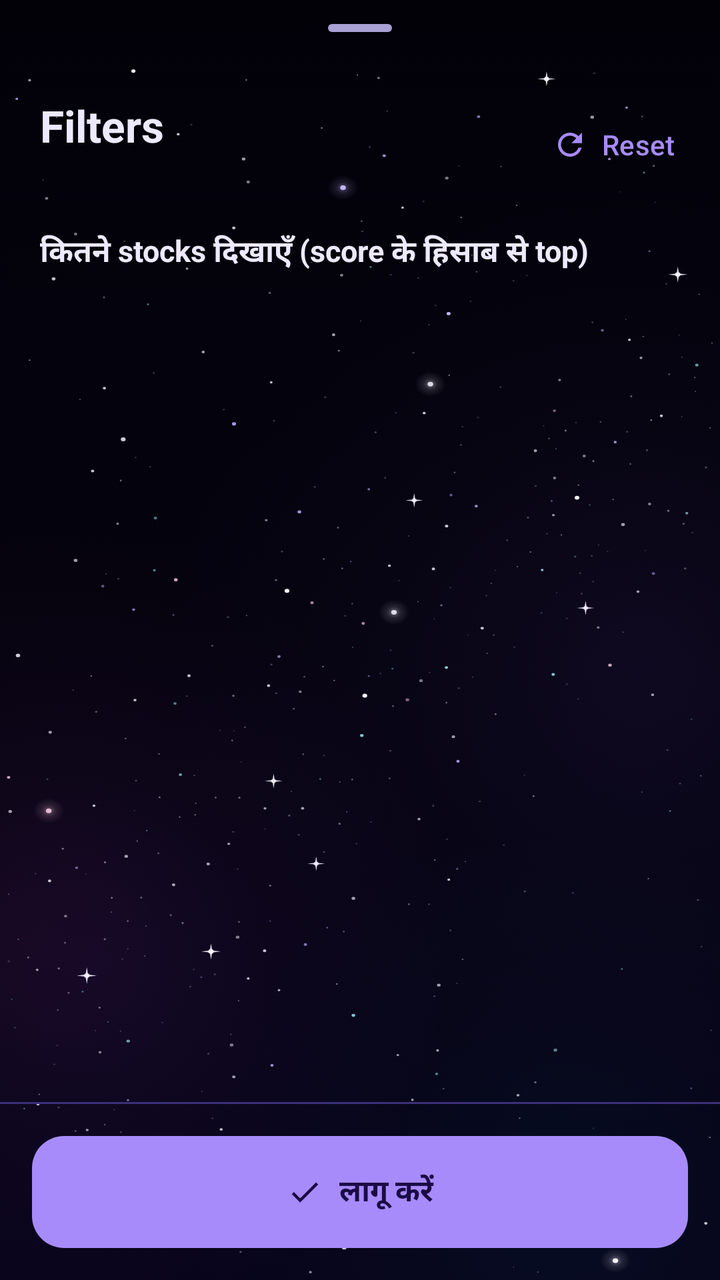
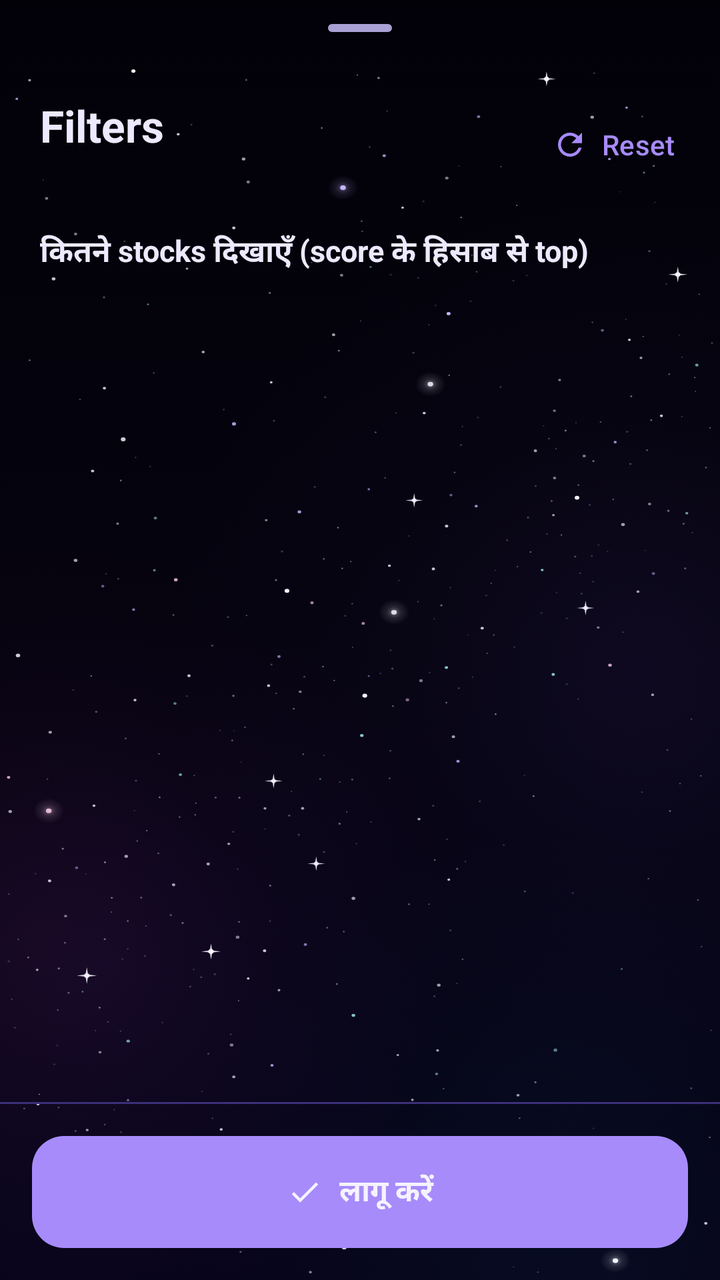

The first picture is an Android layout as it rendered before a commit; the second is the same layout after the commit. The layout source and the unified diff follow.
<!-- AndroidManifest.xml: application theme Theme.ShareScan -->
<!-- res/layout/sheet_filters.xml -->
<?xml version="1.0" encoding="utf-8"?>
<LinearLayout xmlns:android="http://schemas.android.com/apk/res/android"
    xmlns:app="http://schemas.android.com/apk/res-auto"
    android:layout_width="match_parent"
    android:layout_height="match_parent"
    android:orientation="vertical">

    <com.google.android.material.bottomsheet.BottomSheetDragHandleView
        android:layout_width="match_parent"
        android:layout_height="wrap_content" />

    <LinearLayout
        android:layout_width="match_parent"
        android:layout_height="wrap_content"
        android:gravity="center_vertical"
        android:orientation="horizontal"
        android:paddingStart="20dp"
        android:paddingEnd="8dp">

        <LinearLayout
            android:layout_width="0dp"
            android:layout_height="wrap_content"
            android:layout_weight="1"
            android:orientation="vertical">

            <TextView
                android:layout_width="wrap_content"
                android:layout_height="wrap_content"
                android:text="@string/filters"
                android:textColor="@color/text_primary"
                android:textSize="22sp"
                android:textStyle="bold" />

            <TextView
                android:id="@+id/filterSummary"
                android:layout_width="wrap_content"
                android:layout_height="wrap_content"
                android:layout_marginTop="2dp"
                android:fontFeatureSettings="tnum"
                android:textColor="@color/text_secondary"
                android:textSize="13sp" />
        </LinearLayout>

        <com.google.android.material.button.MaterialButton
            android:id="@+id/filterReset"
            style="@style/Widget.ShareScan.TextButton"
            android:layout_width="wrap_content"
            android:layout_height="wrap_content"
            android:text="@string/filters_reset"
            app:icon="@drawable/ic_refresh" />
    </LinearLayout>

    <androidx.core.widget.NestedScrollView
        android:layout_width="match_parent"
        android:layout_height="0dp"
        android:layout_weight="1">

        <LinearLayout
            android:layout_width="match_parent"
            android:layout_height="wrap_content"
            android:orientation="vertical"
            android:paddingBottom="20dp">

            <LinearLayout
                android:id="@+id/filterMetrics"
                android:layout_width="match_parent"
                android:layout_height="wrap_content"
                android:orientation="vertical" />

            <TextView
                android:layout_width="wrap_content"
                android:layout_height="wrap_content"
                android:layout_marginTop="18dp"
                android:paddingHorizontal="20dp"
                android:text="@string/filters_limit"
                android:textColor="@color/text_primary"
                android:textSize="15sp"
                android:textStyle="bold" />

            <HorizontalScrollView
                android:layout_width="match_parent"
                android:layout_height="wrap_content"
                android:layout_marginTop="6dp"
                android:clipToPadding="false"
                android:paddingHorizontal="16dp"
                android:scrollbars="none">

                <com.google.android.material.chip.ChipGroup
                    android:id="@+id/limitChips"
                    android:layout_width="wrap_content"
                    android:layout_height="wrap_content"
                    app:selectionRequired="true"
                    app:singleLine="true"
                    app:singleSelection="true" />
            </HorizontalScrollView>
        </LinearLayout>
    </androidx.core.widget.NestedScrollView>

    <View
        android:layout_width="match_parent"
        android:layout_height="1dp"
        android:background="?attr/colorOutline" />

    <com.google.android.material.button.MaterialButton
        android:id="@+id/filterApply"
        android:stateListAnimator="@animator/press_scale_soft"
        android:layout_width="match_parent"
        android:layout_height="56dp"
        android:layout_margin="16dp"
        android:insetTop="0dp"
        android:insetBottom="0dp"
        android:text="@string/filters_apply"
        android:textAllCaps="false"
        android:textSize="15sp"
        android:textStyle="bold"
        app:cornerRadius="16dp"
        app:icon="@drawable/ic_check"
        app:iconGravity="textStart" />
</LinearLayout>
<!-- resources referenced by this layout -->
<resources>
  <string name="filters">Filters</string>
  <string name="filters_apply">लागू करें</string>
  <string name="filters_limit">कितने stocks दिखाएँ (score के हिसाब से top)</string>
  <string name="filters_reset">Reset</string>
  <style name="Widget.ShareScan.TextButton" parent="Widget.Material3.Button.TextButton">
          <item name="android:stateListAnimator">@animator/press_scale</item>
      </style>
  <style name="Base.Theme.ShareScan" parent="Theme.Material3.Dark.NoActionBar">
          <item name="glassCardTint">?attr/scanCard</item>
          <item name="glassCardAlpha">1.0</item>
          <item name="glassCardRimTint">?attr/scanCardStroke</item>
          <item name="glassCardRimAlpha">1.0</item>
          <item name="glassSheetTint">?attr/scanSheet</item>
          <item name="glassSheetAlpha">1.0</item>
          <item name="glassHeroAlpha">1.0</item>
          <item name="glassHeroBase">@android:color/transparent</item>
          <item name="glassHeroWash">@android:color/transparent</item>
          <item name="glassHeroSheen">@android:color/transparent</item>
          <item name="glassHeroRim">@android:color/transparent</item>
          <item name="glassChipSurface">#59000000</item>
          <item name="glassChipSurfaceOn">#4D000000</item>
          <item name="glassChipTintAlpha">0.20</item>
          <item name="glassChipTintAlphaOn">0.48</item>
          <item name="glassChipRimTint">@android:color/white</item>
          <item name="glassChipRimAlpha">0.18</item>
          <item name="glassShineRim">#8CFFFFFF</item>
          <item name="glassShineRimOn">#99FFFFFF</item>
          <item name="glassShineSpecular">#57FFFFFF</item>
          <item name="glassShineSpecularOn">#6BFFFFFF</item>
          <item name="glassShineGlint">#29FFFFFF</item>
          <item name="glassSwitchBase">@android:color/transparent</item>
          <item name="glassSwitchWash">@android:color/transparent</item>
          <item name="glassIrisTop">@android:color/transparent</item>
          <item name="glassIrisBottom">@android:color/transparent</item>
      </style>
  <color name="galaxy_accent">#A78BFA</color>
  <color name="galaxy_on_accent">#1B0B45</color>
  <color name="galaxy_accent_container">#3B2381</color>
  <color name="galaxy_on_accent_container">#EDE9FE</color>
  <color name="galaxy_primary_inverse">#5B3FD0</color>
  <color name="galaxy_cyan">#22D3EE</color>
  <color name="galaxy_magenta">#F472B6</color>
  <color name="galaxy_bg">#020108</color>
  <color name="galaxy_surface_high">#1D1347</color>
  <color name="galaxy_surface_lowest">#010005</color>
  <color name="galaxy_surface_low">#0E0829</color>
  <color name="galaxy_surface">#150D3A</color>
  <color name="galaxy_surface_highest">#271A58</color>
  <color name="galaxy_text">#EDE9FE</color>
  <color name="galaxy_text_soft">#A9A1D4</color>
  <color name="galaxy_outline">#3B2F7A</color>
  <color name="bear">#FB7185</color>
  <color name="galaxy_card">#B3170E3F</color>
  <color name="galaxy_card_stroke">#8CA78BFA</color>
  <color name="galaxy_sheet">#E0120A33</color>
  <color name="galaxy_track">#2A1E5E</color>
  <style name="Widget.ShareScan.Button" parent="Widget.Material3.Button">
          <item name="android:stateListAnimator">@animator/press_scale</item>
      </style>
  <style name="Widget.ShareScan.ImageButton" parent="Widget.AppCompat.ImageButton">
          <item name="android:stateListAnimator">@animator/press_scale</item>
      </style>
  <style name="Widget.ShareScan.BottomSheet" parent="Widget.Material3.BottomSheet.Modal">
          <item name="backgroundTint">@color/glass_sheet</item>
      </style>
  <color name="hero_glass_mid">#666A22B5</color>
  <color name="hero_glass_end">#5908718F</color>
  <color name="hero_glass_start">#5922104E</color>
  <style name="Widget.ShareScan.DialogButton" parent="Widget.Material3.Button.TextButton.Dialog">
          <item name="android:stateListAnimator">@animator/press_scale</item>
      </style>
  <color name="glass_sheen">#2EFFFFFF</color>
  <color name="glass_rim">#59FFFFFF</color>
  <!-- unchanged entries left out for length: 24 -->
</resources>

<!-- the commit's change to res/layout/sheet_filters.xml (unified diff, before → after) -->
@@ -101,6 +101,7 @@
         android:layout_height="1dp"
         android:background="?attr/colorOutline" />
 
+    
     <com.google.android.material.button.MaterialButton
         android:id="@+id/filterApply"
         android:stateListAnimator="@animator/press_scale_soft"
@@ -111,9 +112,11 @@
         android:insetBottom="0dp"
         android:text="@string/filters_apply"
         android:textAllCaps="false"
+        android:textColor="@color/hero_button_text"
         android:textSize="15sp"
         android:textStyle="bold"
         app:cornerRadius="16dp"
         app:icon="@drawable/ic_check"
-        app:iconGravity="textStart" />
+        app:iconGravity="textStart"
+        app:iconTint="@color/hero_button_text" />
 </LinearLayout>
<!-- resource entries referenced after the edit -->
@@ -14,11 +14,6 @@
           <item name="glassCardRimAlpha">1.0</item>
           <item name="glassSheetTint">?attr/scanSheet</item>
           <item name="glassSheetAlpha">1.0</item>
-          <item name="glassHeroAlpha">1.0</item>
-          <item name="glassHeroBase">@android:color/transparent</item>
-          <item name="glassHeroWash">@android:color/transparent</item>
-          <item name="glassHeroSheen">@android:color/transparent</item>
-          <item name="glassHeroRim">@android:color/transparent</item>
           <item name="glassChipSurface">#59000000</item>
           <item name="glassChipSurfaceOn">#4D000000</item>
           <item name="glassChipTintAlpha">0.20</item>
